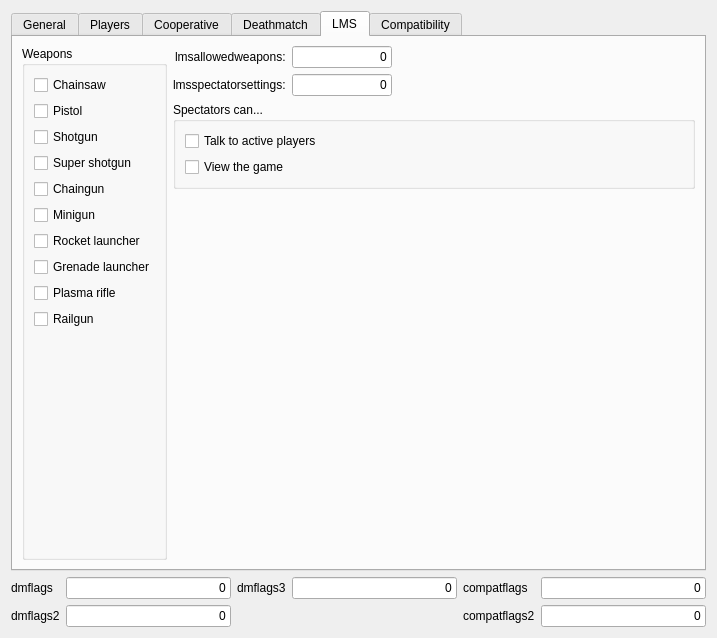
Destroyerrrocket/doomseeker-unofficial, file src/plugins/zandronum/createserverdialogpages/flagspage.ui: the form before one commit.
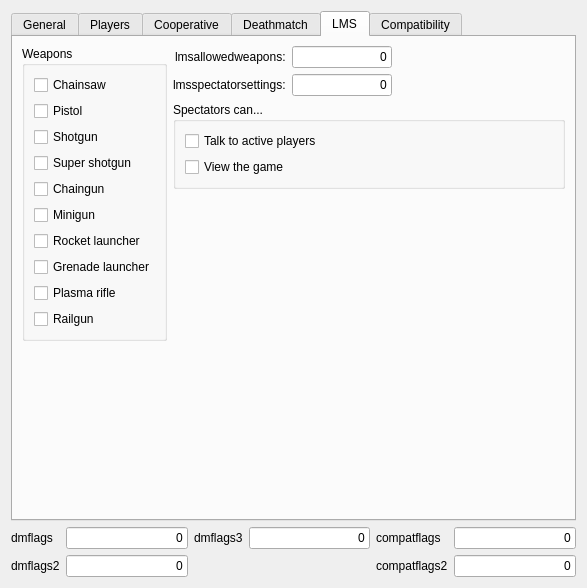
The form after the commit. The open tabs and pages were chosen to show the change.

Commit message: - Unified appearance of group boxes in Zandronum's "Create Server" flags page.

Diff of the .ui file:
```diff
--- a/src/plugins/zandronum/createserverdialogpages/flagspage.ui
+++ b/src/plugins/zandronum/createserverdialogpages/flagspage.ui
@@ -6,8 +6,8 @@
    <rect>
     <x>0</x>
     <y>0</y>
-    <width>717</width>
-    <height>638</height>
+    <width>587</width>
+    <height>539</height>
    </rect>
   </property>
   <property name="windowTitle">
@@ -905,6 +905,8 @@
       <attribute name="title">
        <string>LMS</string>
       </attribute>
+      <layout class="QVBoxLayout" name="verticalLayout_27">
+       <item>
       <layout class="QHBoxLayout" name="horizontalLayout_5">
        <item>
         <widget class="QGroupBox" name="groupBox_14">
@@ -982,19 +984,6 @@
             </property>
            </widget>
           </item>
-          <item>
-           <spacer name="verticalSpacer_8">
-            <property name="orientation">
-             <enum>Qt::Vertical</enum>
-            </property>
-            <property name="sizeHint" stdset="0">
-             <size>
-              <width>20</width>
-              <height>40</height>
-             </size>
-            </property>
-           </spacer>
-          </item>
          </layout>
         </widget>
        </item>
@@ -1080,7 +1069,7 @@
           </widget>
          </item>
          <item>
-          <spacer name="verticalSpacer_7">
+            <spacer name="verticalSpacer_5">
            <property name="orientation">
             <enum>Qt::Vertical</enum>
            </property>
@@ -1093,6 +1082,21 @@
           </spacer>
          </item>
         </layout>
+         </item>
+        </layout>
+       </item>
+       <item>
+        <spacer name="verticalSpacer_4">
+         <property name="orientation">
+          <enum>Qt::Vertical</enum>
+         </property>
+         <property name="sizeHint" stdset="0">
+          <size>
+           <width>20</width>
+           <height>40</height>
+          </size>
+         </property>
+        </spacer>
        </item>
       </layout>
      </widget>
```
Left out of the diff: 66 changed lines with no effect on the pictures. Lines whose indentation alone changed are shown as unchanged.
